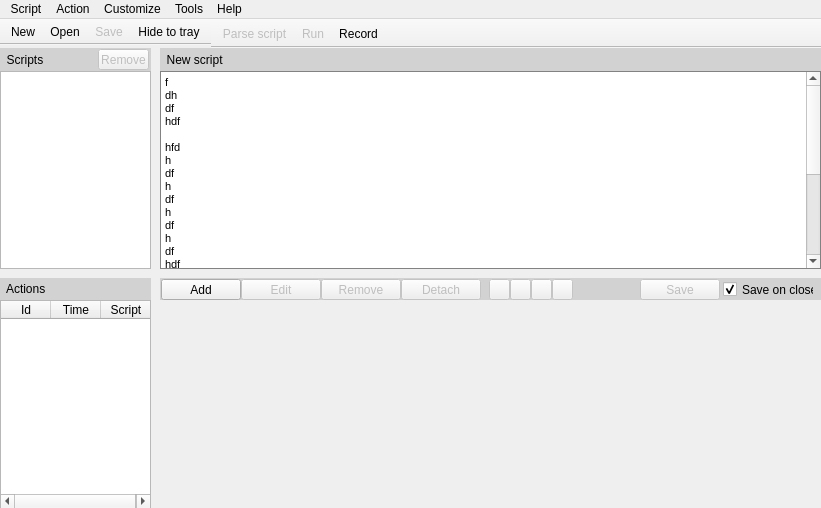
This is DoForMe!/mainwin.ui in jajcek/DoForMe as Qt 5 draws it before an edit. The edited form follows.
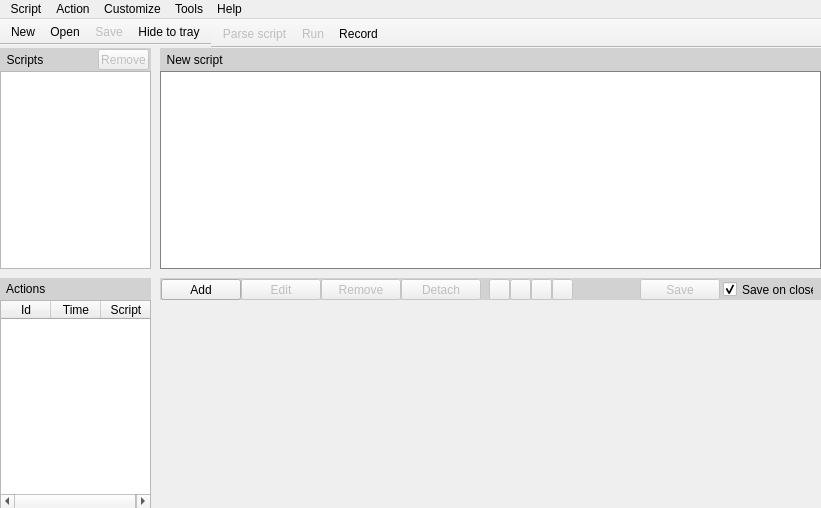
This is the edited form. Icons and pictures are not drawn.

```diff
--- a/DoForMe!/mainwin.ui
+++ b/DoForMe!/mainwin.ui
@@ -177,34 +177,7 @@
 &lt;html&gt;&lt;head&gt;&lt;meta name=&quot;qrichtext&quot; content=&quot;1&quot; /&gt;&lt;style type=&quot;text/css&quot;&gt;
 p, li { white-space: pre-wrap; }
 &lt;/style&gt;&lt;/head&gt;&lt;body style=&quot; font-family:'MS Shell Dlg 2'; font-size:8.25pt; font-weight:400; font-style:normal;&quot;&gt;
-&lt;p style=&quot; margin-top:0px; margin-bottom:0px; margin-left:0px; margin-right:0px; -qt-block-indent:0; text-indent:0px;&quot;&gt;&lt;span style=&quot; font-size:8pt;&quot;&gt;f&lt;/span&gt;&lt;/p&gt;
-&lt;p style=&quot; margin-top:0px; margin-bottom:0px; margin-left:0px; margin-right:0px; -qt-block-indent:0; text-indent:0px;&quot;&gt;&lt;span style=&quot; font-size:8pt;&quot;&gt;dh&lt;/span&gt;&lt;/p&gt;
-&lt;p style=&quot; margin-top:0px; margin-bottom:0px; margin-left:0px; margin-right:0px; -qt-block-indent:0; text-indent:0px;&quot;&gt;&lt;span style=&quot; font-size:8pt;&quot;&gt;df&lt;/span&gt;&lt;/p&gt;
-&lt;p style=&quot; margin-top:0px; margin-bottom:0px; margin-left:0px; margin-right:0px; -qt-block-indent:0; text-indent:0px;&quot;&gt;&lt;span style=&quot; font-size:8pt;&quot;&gt;hdf&lt;/span&gt;&lt;/p&gt;
-&lt;p style=&quot;-qt-paragraph-type:empty; margin-top:0px; margin-bottom:0px; margin-left:0px; margin-right:0px; -qt-block-indent:0; text-indent:0px; font-size:8pt;&quot;&gt;&lt;br /&gt;&lt;/p&gt;
-&lt;p style=&quot; margin-top:0px; margin-bottom:0px; margin-left:0px; margin-right:0px; -qt-block-indent:0; text-indent:0px;&quot;&gt;&lt;span style=&quot; font-size:8pt;&quot;&gt;hfd&lt;/span&gt;&lt;/p&gt;
-&lt;p style=&quot; margin-top:0px; margin-bottom:0px; margin-left:0px; margin-right:0px; -qt-block-indent:0; text-indent:0px;&quot;&gt;&lt;span style=&quot; font-size:8pt;&quot;&gt;h&lt;/span&gt;&lt;/p&gt;
-&lt;p style=&quot; margin-top:0px; margin-bottom:0px; margin-left:0px; margin-right:0px; -qt-block-indent:0; text-indent:0px;&quot;&gt;&lt;span style=&quot; font-size:8pt;&quot;&gt;df&lt;/span&gt;&lt;/p&gt;
-&lt;p style=&quot; margin-top:0px; margin-bottom:0px; margin-left:0px; margin-right:0px; -qt-block-indent:0; text-indent:0px;&quot;&gt;&lt;span style=&quot; font-size:8pt;&quot;&gt;h&lt;/span&gt;&lt;/p&gt;
-&lt;p style=&quot; margin-top:0px; margin-bottom:0px; margin-left:0px; margin-right:0px; -qt-block-indent:0; text-indent:0px;&quot;&gt;&lt;span style=&quot; font-size:8pt;&quot;&gt;df&lt;/span&gt;&lt;/p&gt;
-&lt;p style=&quot; margin-top:0px; margin-bottom:0px; margin-left:0px; margin-right:0px; -qt-block-indent:0; text-indent:0px;&quot;&gt;&lt;span style=&quot; font-size:8pt;&quot;&gt;h&lt;/span&gt;&lt;/p&gt;
-&lt;p style=&quot; margin-top:0px; margin-bottom:0px; margin-left:0px; margin-right:0px; -qt-block-indent:0; text-indent:0px;&quot;&gt;&lt;span style=&quot; font-size:8pt;&quot;&gt;df&lt;/span&gt;&lt;/p&gt;
-&lt;p style=&quot; margin-top:0px; margin-bottom:0px; margin-left:0px; margin-right:0px; -qt-block-indent:0; text-indent:0px;&quot;&gt;&lt;span style=&quot; font-size:8pt;&quot;&gt;h&lt;/span&gt;&lt;/p&gt;
-&lt;p style=&quot; margin-top:0px; margin-bottom:0px; margin-left:0px; margin-right:0px; -qt-block-indent:0; text-indent:0px;&quot;&gt;&lt;span style=&quot; font-size:8pt;&quot;&gt;df&lt;/span&gt;&lt;/p&gt;
-&lt;p style=&quot; margin-top:0px; margin-bottom:0px; margin-left:0px; margin-right:0px; -qt-block-indent:0; text-indent:0px;&quot;&gt;&lt;span style=&quot; font-size:8pt;&quot;&gt;hdf&lt;/span&gt;&lt;/p&gt;
-&lt;p style=&quot; margin-top:0px; margin-bottom:0px; margin-left:0px; margin-right:0px; -qt-block-indent:0; text-indent:0px;&quot;&gt;&lt;span style=&quot; font-size:8pt;&quot;&gt;h&lt;/span&gt;&lt;/p&gt;
-&lt;p style=&quot; margin-top:0px; margin-bottom:0px; margin-left:0px; margin-right:0px; -qt-block-indent:0; text-indent:0px;&quot;&gt;&lt;span style=&quot; font-size:8pt;&quot;&gt;df&lt;/span&gt;&lt;/p&gt;
-&lt;p style=&quot; margin-top:0px; margin-bottom:0px; margin-left:0px; margin-right:0px; -qt-block-indent:0; text-indent:0px;&quot;&gt;&lt;span style=&quot; font-size:8pt;&quot;&gt;h&lt;/span&gt;&lt;/p&gt;
-&lt;p style=&quot; margin-top:0px; margin-bottom:0px; margin-left:0px; margin-right:0px; -qt-block-indent:0; text-indent:0px;&quot;&gt;&lt;span style=&quot; font-size:8pt;&quot;&gt;df&lt;/span&gt;&lt;/p&gt;
-&lt;p style=&quot; margin-top:0px; margin-bottom:0px; margin-left:0px; margin-right:0px; -qt-block-indent:0; text-indent:0px;&quot;&gt;&lt;span style=&quot; font-size:8pt;&quot;&gt;hfd&lt;/span&gt;&lt;/p&gt;
-&lt;p style=&quot;-qt-paragraph-type:empty; margin-top:0px; margin-bottom:0px; margin-left:0px; margin-right:0px; -qt-block-indent:0; text-indent:0px; font-size:8pt;&quot;&gt;&lt;br /&gt;&lt;/p&gt;
-&lt;p style=&quot; margin-top:0px; margin-bottom:0px; margin-left:0px; margin-right:0px; -qt-block-indent:0; text-indent:0px;&quot;&gt;&lt;span style=&quot; font-size:8pt;&quot;&gt;df&lt;/span&gt;&lt;/p&gt;
-&lt;p style=&quot; margin-top:0px; margin-bottom:0px; margin-left:0px; margin-right:0px; -qt-block-indent:0; text-indent:0px;&quot;&gt;&lt;span style=&quot; font-size:8pt;&quot;&gt;df&lt;/span&gt;&lt;/p&gt;
-&lt;p style=&quot; margin-top:0px; margin-bottom:0px; margin-left:0px; margin-right:0px; -qt-block-indent:0; text-indent:0px;&quot;&gt;&lt;span style=&quot; font-size:8pt;&quot;&gt;h&lt;/span&gt;&lt;/p&gt;
-&lt;p style=&quot; margin-top:0px; margin-bottom:0px; margin-left:0px; margin-right:0px; -qt-block-indent:0; text-indent:0px;&quot;&gt;&lt;span style=&quot; font-size:8pt;&quot;&gt;df&lt;/span&gt;&lt;/p&gt;
-&lt;p style=&quot;-qt-paragraph-type:empty; margin-top:0px; margin-bottom:0px; margin-left:0px; margin-right:0px; -qt-block-indent:0; text-indent:0px; font-size:8pt;&quot;&gt;&lt;br /&gt;&lt;/p&gt;
-&lt;p style=&quot; margin-top:0px; margin-bottom:0px; margin-left:0px; margin-right:0px; -qt-block-indent:0; text-indent:0px;&quot;&gt;&lt;span style=&quot; font-size:8pt;&quot;&gt;fd&lt;/span&gt;&lt;/p&gt;
-&lt;p style=&quot; margin-top:0px; margin-bottom:0px; margin-left:0px; margin-right:0px; -qt-block-indent:0; text-indent:0px;&quot;&gt;&lt;span style=&quot; font-size:8pt;&quot;&gt;d&lt;/span&gt;&lt;/p&gt;&lt;/body&gt;&lt;/html&gt;</string>
+&lt;p style=&quot;-qt-paragraph-type:empty; margin-top:0px; margin-bottom:0px; margin-left:0px; margin-right:0px; -qt-block-indent:0; text-indent:0px; font-size:8pt;&quot;&gt;&lt;br /&gt;&lt;/p&gt;&lt;/body&gt;&lt;/html&gt;</string>
     </property>
     <property name="cursorWidth">
      <number>1</number>
```
